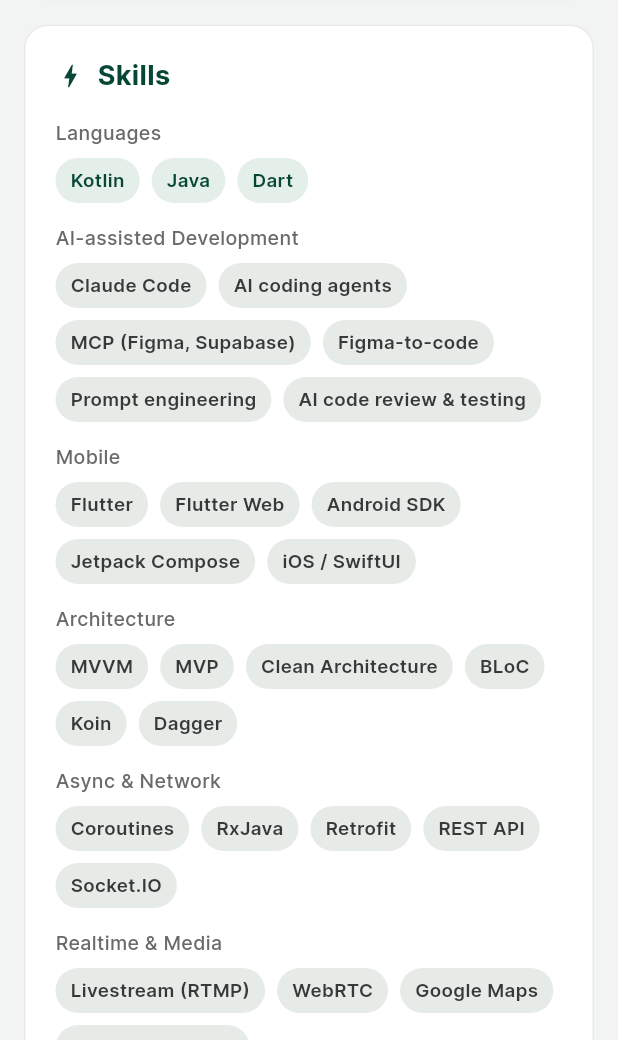
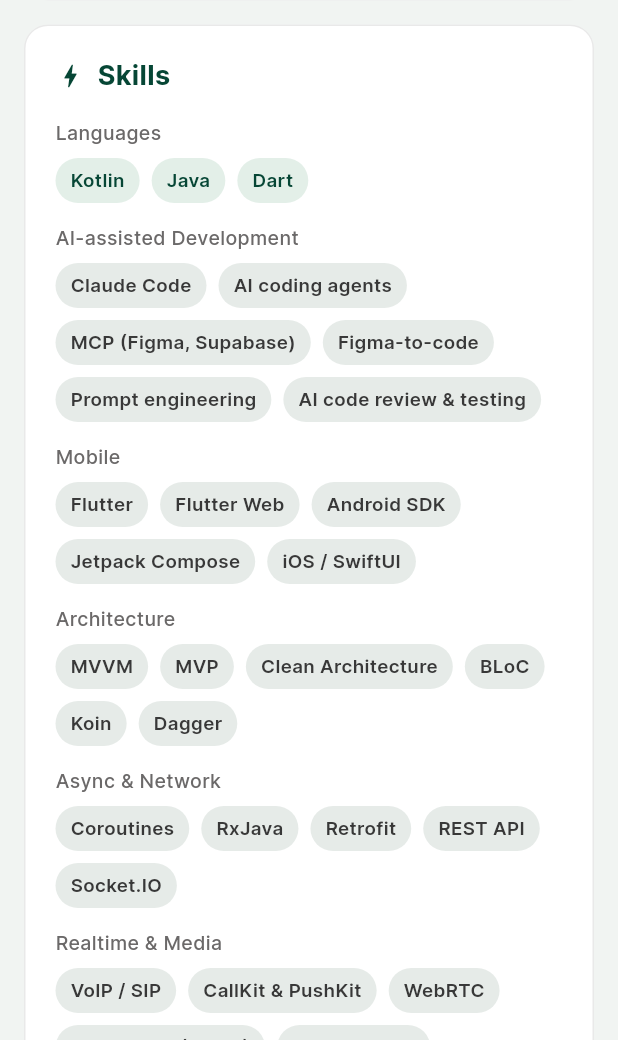
Before and after one commit to binhhoit/binhhoit.github.io, a Flutter app: the screen it shows after launch, scrolled down 1728 dp, on a phone screen of 412 x 824 dp, the part 196-1236 px from its top. Run offline on Flutter 3.47's test engine with Material 3 defaults, Android fonts, the phone set to English and light mode, and no system bars.

Commit message:
Detail Astro7 calling app (CallKit, PushKit VoIP, SIP)

```diff
--- a/presentation/lib/screen/profile/profile_data.dart
+++ b/presentation/lib/screen/profile/profile_data.dart
@@ -23,7 +23,7 @@
     'MVP in weeks: mobile app, web admin, backend (Supabase / Firebase) and store release, end to end.',
     'Native or Flutter? Honest advice on the right stack, then building it, or migrating native apps to Flutter.',
     'Modernize legacy apps: Java to Kotlin, XML to Jetpack Compose, cleaner architecture and better performance.',
-    'Realtime features: video calls (WebRTC, CallKit), livestreaming, chat and location tracking.',
+    'Realtime features: VoIP and video calls (SIP, WebRTC, CallKit), livestreaming, chat and location tracking.',
     'Payments and subscriptions: Google Pay, Mangopay, Datatrans and in-app purchases.',
     'Store release and support: publish to Google Play and the App Store, handle review rejections, policy '
         'updates, signing and staged rollouts.',
@@ -55,7 +55,7 @@
     SkillGroup(name: 'Async & Network', items: ['Coroutines', 'RxJava', 'Retrofit', 'REST API', 'Socket.IO']),
     SkillGroup(
       name: 'Realtime & Media',
-      items: ['Livestream (RTMP)', 'WebRTC', 'Google Maps', 'Location tracking'],
+      items: ['VoIP / SIP', 'CallKit & PushKit', 'WebRTC', 'Livestream (RTMP)', 'Google Maps', 'Location tracking'],
     ),
     SkillGroup(
       name: 'Data & Cloud',
@@ -127,12 +127,19 @@
           tags: ['Flutter', 'Android'],
         ),
         WorkProject(
-          name: 'Video Call with CallKit',
+          name: 'Astro7 · Voice & Video Calling',
           client: 'Freelance',
           period: '2024 – 2025',
-          description:
-              'Video calling app with native incoming-call UI via CallKit (iOS) and ConnectionService (Android).',
-          tags: ['Flutter', 'WebRTC', 'CallKit', 'VoIP Push'],
+          description: 'SIP-based calling app (Flutter) with native incoming-call screens that ring even when the app '
+              'is killed or the phone is locked.',
+          highlights: [
+            'iOS: VoIP push handling with PushKit in AppDelegate, showing the native CallKit screen via '
+                'flutter_callkit_incoming.',
+            'Android: incoming calls via Firebase Cloud Messaging; answer from the lock screen (wake lock, '
+                'show-when-locked, keyguard) through a Flutter MethodChannel.',
+            'SIP and Voximplant calling, ringtone and vibration, Crashlytics and Analytics.',
+          ],
+          tags: ['Flutter', 'CallKit', 'PushKit', 'VoIP', 'SIP', 'Voximplant', 'FCM', 'BLoC'],
         ),
       ],
     ),
```
